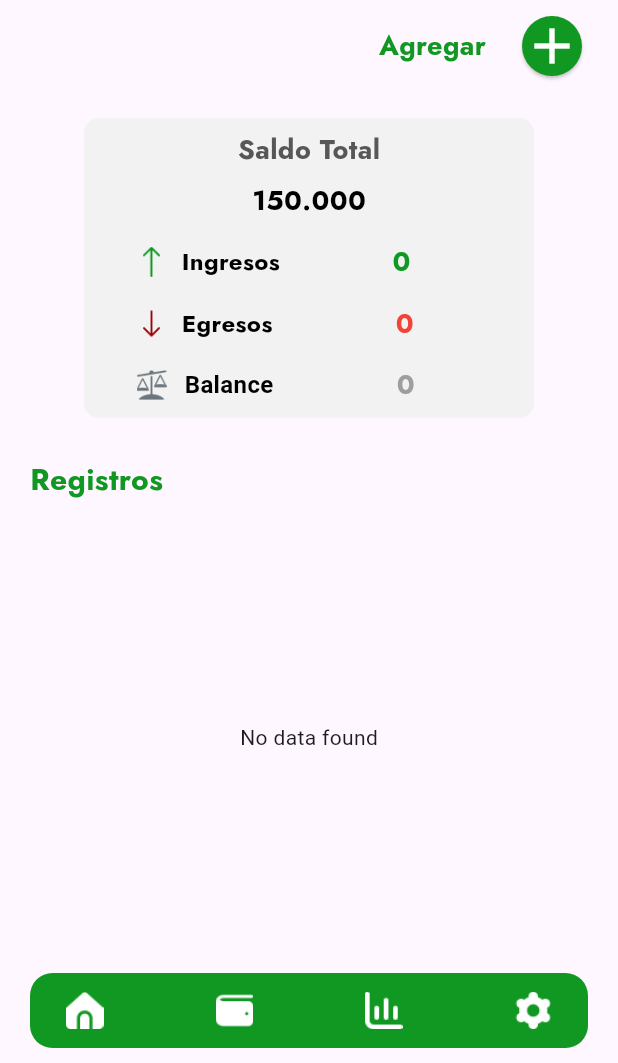
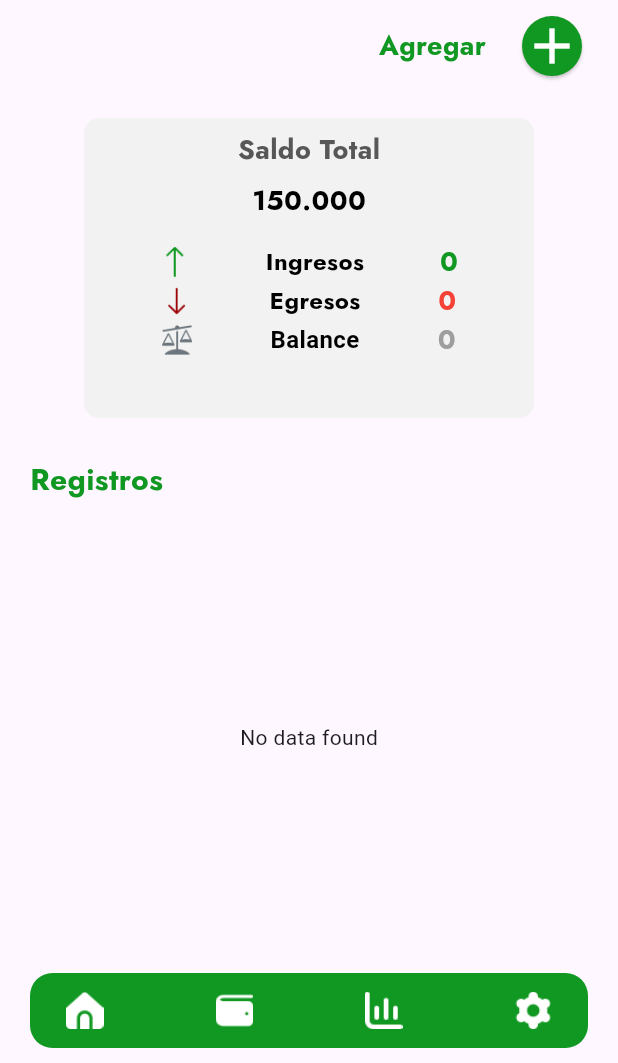
Before and after one commit to DPooL2004/GetFunds, a Flutter app: the home screen opened directly, on a phone screen of 412 x 824 dp, the part 173-1236 px from its top. Run offline on Flutter 3.47's test engine with Material 3 defaults, Android fonts, the phone set to English and light mode, and no system bars; our stand-ins replace animated_splash_screen, cloud_firestore, firebase_auth, firebase_core, firebase_storage, fluttertoast and 2 more; accounts and stored records are empty; project files that could hold a hidden picture were left out.

Commit message:
Modifico llamada del Modal

```diff
--- a/lib/vistas/home.dart
+++ b/lib/vistas/home.dart
@@ -66,7 +66,7 @@ class _HomeState extends State<home> {
   }
 
 
-  Modal_Home modal = Modal_Home();
+  Modal_Home modalHome = Modal_Home();
   @override
   Widget build(BuildContext context) {
     return Scaffold(
@@ -108,7 +108,7 @@ class _HomeState extends State<home> {
                         shape: CircleBorder()
                     ),
                     onPressed: (){
-                      modal.mainBottomSheet(context);
+                      modalHome.mainBottomSheet(context);
                     },
                     child: Icon(
                       Icons.add,
@@ -151,10 +151,11 @@ class _HomeState extends State<home> {
                     ),),
                   ),
                   Container(
+                    margin: EdgeInsets.only(top: 15),
                     child: Row(
+                      mainAxisAlignment: MainAxisAlignment.spaceEvenly,
                       children: [
                         Container(
-                          margin: EdgeInsets.only(top: 15,left: 35),
                           width: 20,
                           height: 20,
                           decoration: BoxDecoration(
@@ -164,7 +165,6 @@ class _HomeState extends State<home> {
                           ),
                         ),
                         Container(
-                          margin: EdgeInsets.only(top: 15,left: 10),
                           child: Text('Ingresos',
                             style: TextStyle(
                                 color: Colors.black,
@@ -174,7 +174,7 @@ class _HomeState extends State<home> {
                             ),),
                         ),
                         Container(
-                          margin: EdgeInsets.only(top: 15,left: 75),
+
                           child: Text('$totalIngresos',
                             style: TextStyle(
                                 color: colorPrincipal,
@@ -188,9 +188,9 @@ class _HomeState extends State<home> {
                   ),
                   Container(
                     child: Row(
+                      mainAxisAlignment: MainAxisAlignment.spaceEvenly,
                       children: [
                         Container(
-                          margin: EdgeInsets.only(top: 15,left: 35),
                           width: 20,
                           height: 20,
                           decoration: BoxDecoration(
@@ -200,7 +200,7 @@ class _HomeState extends State<home> {
                           ),
                         ),
                         Container(
-                          margin: EdgeInsets.only(top: 15,left: 10),
+
                           child: Text('Egresos',
                             style: TextStyle(
                                 color: Colors.black,
@@ -210,7 +210,6 @@ class _HomeState extends State<home> {
                             ),),
                         ),
                         Container(
-                          margin: EdgeInsets.only(top: 15,left: 82),
                           child: Text('$totalEgresos',
                             style: TextStyle(
                                 color: Colors.red,
@@ -224,9 +223,10 @@ class _HomeState extends State<home> {
                   ),
                   Container(
                     child: Row(
+                      mainAxisAlignment: MainAxisAlignment.spaceEvenly,
                       children: [
                         Container(
-                          margin: EdgeInsets.only(top: 15,left: 35),
+
                           width: 20,
                           height: 20,
                           decoration: BoxDecoration(
@@ -236,7 +236,7 @@ class _HomeState extends State<home> {
                           ),
                         ),
                         Container(
-                          margin: EdgeInsets.only(top: 15,left: 12),
+
                           child: Text('Balance',
                             style: TextStyle(
                                 color: Colors.black,
@@ -245,7 +245,7 @@ class _HomeState extends State<home> {
                             ),),
                         ),
                         Container(
-                          margin: EdgeInsets.only(top: 15,left: 82),
+
                           child: Text('${totalIngresos - totalEgresos}',
                             style: TextStyle(
                                 color: Colors.grey,
```
